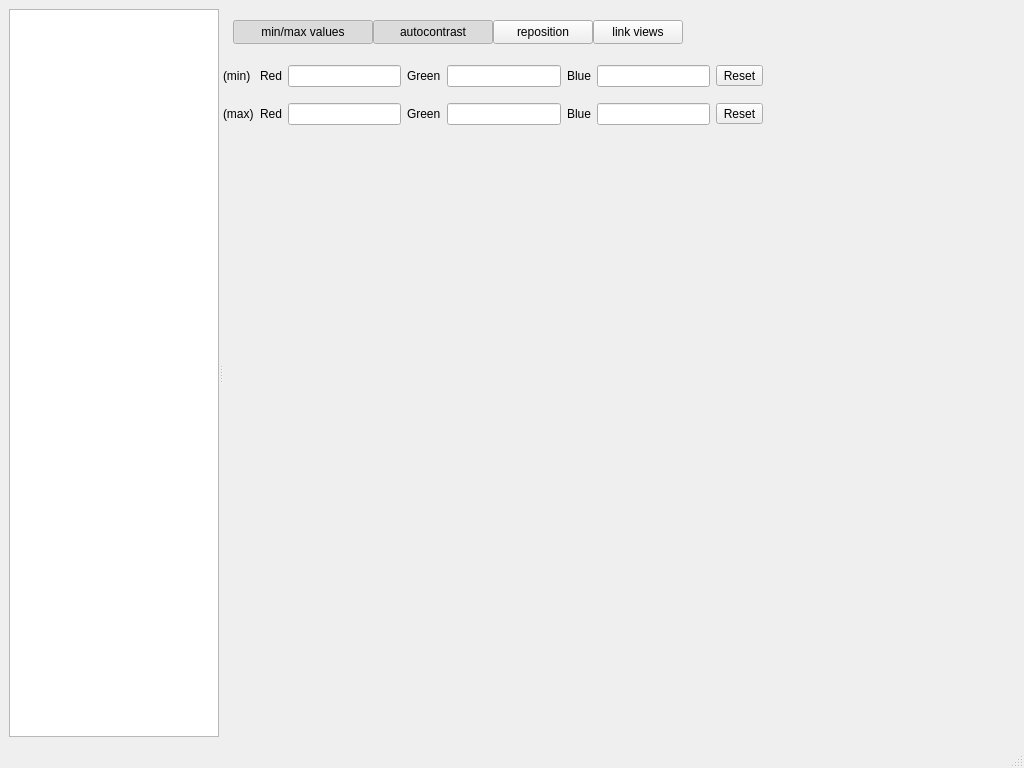
First picture: the form in ui/mainwindow.ui, repository OpenImageDebugger/OpenImageDebugger, before the edit.
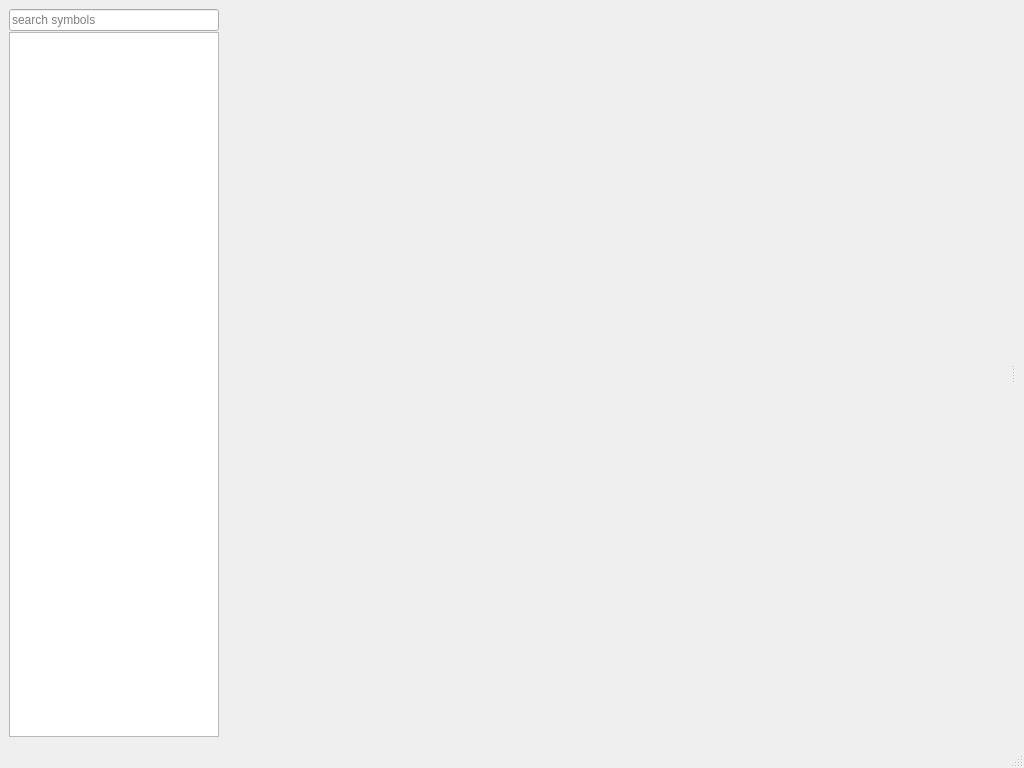
Second picture: the form after the edit. Custom widgets are drawn as their Qt base class.

The edit to the form file:
```diff
--- a/ui/mainwindow.ui
+++ b/ui/mainwindow.ui
@@ -17,9 +17,55 @@
    <layout class="QHBoxLayout" name="horizontalLayout">
     <item>
      <widget class="QSplitter" name="splitter">
+      <property name="sizePolicy">
+       <sizepolicy hsizetype="Ignored" vsizetype="Ignored">
+        <horstretch>0</horstretch>
+        <verstretch>0</verstretch>
+       </sizepolicy>
+      </property>
+      <property name="baseSize">
+       <size>
+        <width>0</width>
+        <height>0</height>
+       </size>
+      </property>
+      <property name="accessibleDescription">
+       <string/>
+      </property>
       <property name="orientation">
        <enum>Qt::Horizontal</enum>
       </property>
+      <widget class="QWidget" name="verticalLayoutWidget_2">
+       <layout class="QVBoxLayout" name="verticalLayout_3" stretch="0,0">
+        <property name="spacing">
+         <number>1</number>
+        </property>
+        <item>
+         <widget class="QLineEdit" name="lineEdit">
+          <property name="minimumSize">
+           <size>
+            <width>210</width>
+            <height>0</height>
+           </size>
+          </property>
+          <property name="maximumSize">
+           <size>
+            <width>210</width>
+            <height>16777215</height>
+           </size>
+          </property>
+          <property name="statusTip">
+           <string/>
+          </property>
+          <property name="accessibleDescription">
+           <string/>
+          </property>
+          <property name="placeholderText">
+           <string>search symbols</string>
+          </property>
+         </widget>
+        </item>
+        <item>
       <widget class="QListWidget" name="imageList">
        <property name="enabled">
         <bool>true</bool>
@@ -69,6 +115,9 @@
        <property name="viewMode">
         <enum>QListView::IconMode</enum>
        </property>
+         </widget>
+        </item>
+       </layout>
       </widget>
       <widget class="QWidget" name="verticalLayoutWidget">
        <layout class="QVBoxLayout" name="rightPanelLayout">
```
Left out of the diff: 5 changed lines with no effect on the pictures. Lines whose indentation alone changed are shown as unchanged.
